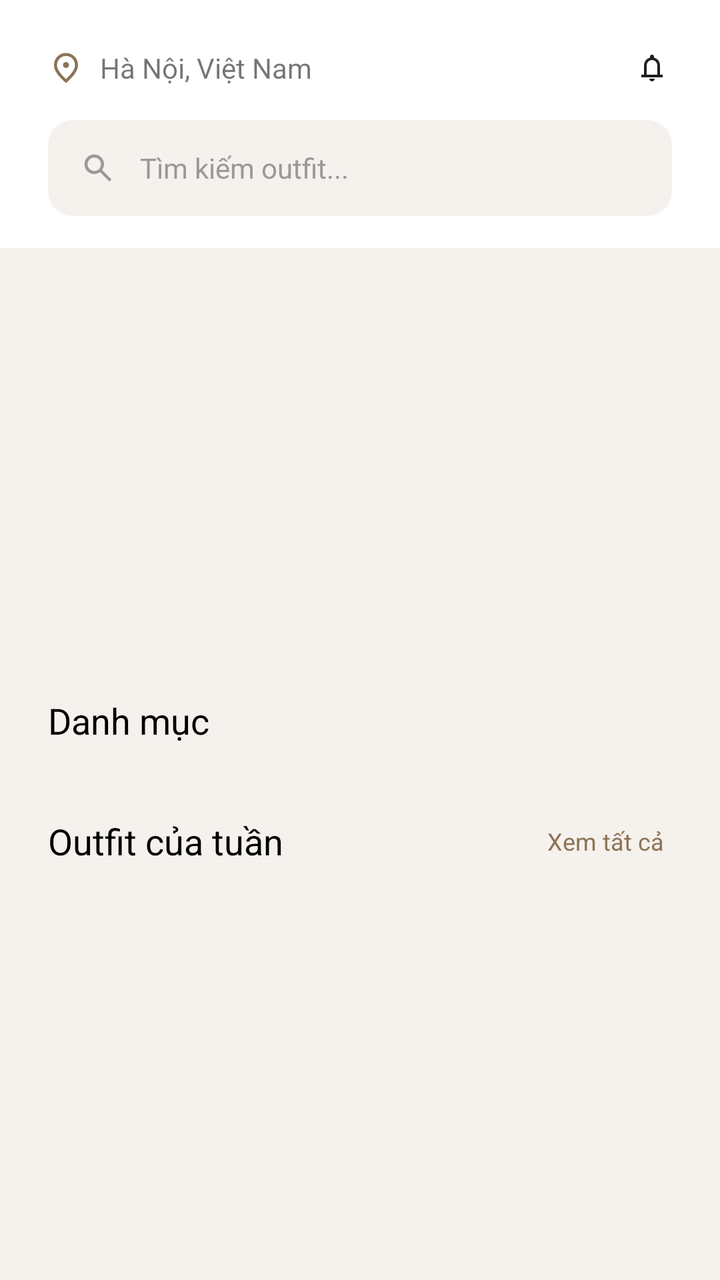
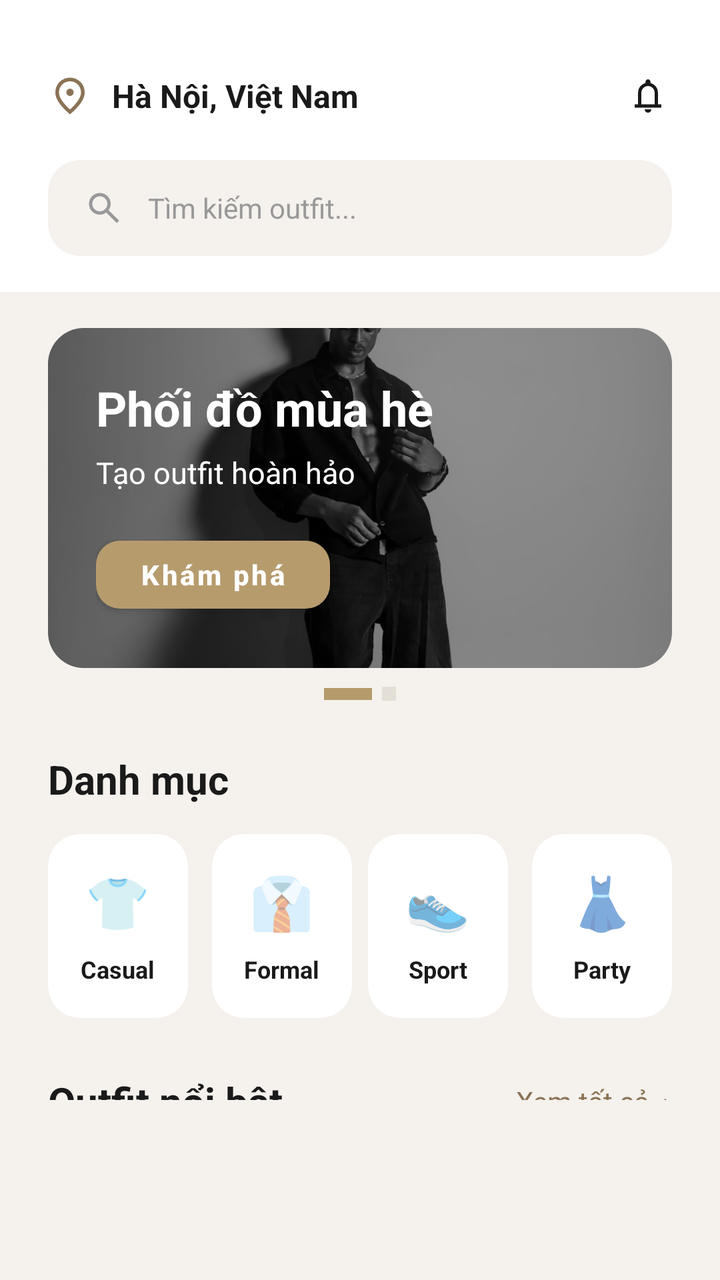

Screens rendered from an Android XML layout before and after an edit, with the pre-edit source and the edit as a unified diff.
<!-- AndroidManifest.xml: application theme Base.Theme.OutfitCoordination -->
<!-- res/layout/fragment_dashboard.xml -->
<?xml version="1.0" encoding="utf-8"?>
<androidx.coordinatorlayout.widget.CoordinatorLayout xmlns:android="http://schemas.android.com/apk/res/android"
    xmlns:app="http://schemas.android.com/apk/res-auto"
    android:id="@+id/dashboard"
    android:layout_width="match_parent"
    android:layout_height="match_parent"
    android:background="#F5F1ED">

    <androidx.core.widget.NestedScrollView
        android:layout_width="match_parent"
        android:layout_height="match_parent"
        android:paddingBottom="80dp">

        <LinearLayout
            android:layout_width="match_parent"
            android:layout_height="wrap_content"
            android:orientation="vertical">

            
            <LinearLayout
                android:layout_width="match_parent"
                android:layout_height="wrap_content"
                android:background="@android:color/white"
                android:orientation="vertical"
                android:paddingHorizontal="24dp"
                android:paddingTop="24dp"
                android:paddingBottom="16dp">

                
                <LinearLayout
                    android:layout_width="match_parent"
                    android:layout_height="wrap_content"
                    android:layout_marginBottom="16dp"
                    android:gravity="center_vertical"
                    android:orientation="horizontal">

                    <ImageView
                        android:layout_width="18dp"
                        android:layout_height="18dp"
                        android:src="@drawable/ic_location"
                        app:tint="#8B7355" />

                    <TextView
                        android:layout_width="0dp"
                        android:layout_height="wrap_content"
                        android:layout_marginStart="8dp"
                        android:layout_weight="1"
                        android:text="Hà Nội, Việt Nam"
                        android:textSize="14sp" />

                    <ImageView
                        android:layout_width="20dp"
                        android:layout_height="20dp"
                        android:padding="2dp"
                        android:src="@drawable/ic_bell" />
                </LinearLayout>

                
                <androidx.cardview.widget.CardView
                    android:layout_width="match_parent"
                    android:layout_height="48dp"
                    app:cardBackgroundColor="#F5F1ED"
                    app:cardCornerRadius="12dp"
                    app:cardElevation="0dp">

                    <LinearLayout
                        android:layout_width="match_parent"
                        android:layout_height="match_parent"
                        android:gravity="center_vertical"
                        android:orientation="horizontal"
                        android:paddingHorizontal="16dp">

                        <ImageView
                            android:layout_width="18dp"
                            android:layout_height="18dp"
                            android:src="@drawable/ic_search"
                            app:tint="#999999" />

                        <TextView
                            android:layout_width="0dp"
                            android:layout_height="wrap_content"
                            android:layout_marginStart="12dp"
                            android:layout_weight="1"
                            android:text="Tìm kiếm outfit..."
                            android:textColor="#999999"
                            android:textSize="14sp" />
                    </LinearLayout>
                </androidx.cardview.widget.CardView>
            </LinearLayout>

            
            <LinearLayout
                android:layout_width="match_parent"
                android:layout_height="wrap_content"
                android:orientation="vertical"
                android:paddingHorizontal="24dp"
                android:paddingVertical="16dp">

                <androidx.viewpager2.widget.ViewPager2
                    android:id="@+id/bannerViewPager"
                    android:layout_width="match_parent"
                    android:layout_height="160dp"
                    android:layout_marginBottom="8dp" />

                
                <LinearLayout
                    android:id="@+id/dotsIndicator"
                    android:layout_width="wrap_content"
                    android:layout_height="wrap_content"
                    android:layout_gravity="center_horizontal"
                    android:layout_marginBottom="24dp"
                    android:orientation="horizontal" />
            </LinearLayout>

            
            <LinearLayout
                android:layout_width="match_parent"
                android:layout_height="wrap_content"
                android:orientation="vertical"
                android:paddingHorizontal="24dp">

                <TextView
                    android:layout_width="wrap_content"
                    android:layout_height="wrap_content"
                    android:layout_marginBottom="12dp"
                    android:text="Danh mục"
                    android:textColor="@android:color/black"
                    android:textSize="18sp" />

                <androidx.recyclerview.widget.RecyclerView
                    android:id="@+id/rvCategories"
                    android:layout_width="match_parent"
                    android:layout_height="wrap_content"
                    android:layout_marginBottom="24dp" />
            </LinearLayout>

            
            <LinearLayout
                android:layout_width="match_parent"
                android:layout_height="wrap_content"
                android:orientation="vertical"
                android:paddingHorizontal="24dp">

                <LinearLayout
                    android:layout_width="match_parent"
                    android:layout_height="wrap_content"
                    android:layout_marginBottom="16dp"
                    android:gravity="center_vertical"
                    android:orientation="horizontal">

                    <TextView
                        android:layout_width="0dp"
                        android:layout_height="wrap_content"
                        android:layout_weight="1"
                        android:text="Outfit của tuần"
                        android:textColor="@android:color/black"
                        android:textSize="18sp" />

                    <TextView
                        android:id="@+id/tvSeeAll"
                        android:layout_width="wrap_content"
                        android:layout_height="wrap_content"
                        android:padding="4dp"
                        android:text="Xem tất cả"
                        android:textColor="#8B7355"
                        android:textSize="12sp" />
                </LinearLayout>

                <androidx.recyclerview.widget.RecyclerView
                    android:id="@+id/rvOutfits"
                    android:layout_width="match_parent"
                    android:layout_height="wrap_content" />
            </LinearLayout>

        </LinearLayout>
    </androidx.core.widget.NestedScrollView>

    

</androidx.coordinatorlayout.widget.CoordinatorLayout>
<!-- resources referenced by this layout -->
<resources>
  <!-- drawable ic_bell (drawable) -->
  <vector xmlns:android="http://schemas.android.com/apk/res/android"
      android:width="24dp"
      android:height="24dp"
      android:viewportWidth="960"
      android:viewportHeight="960">
    <path
        android:pathData="M160,760v-80h80v-280q0,-83 50,-147.5T420,168v-28q0,-25 17.5,-42.5T480,80q25,0 42.5,17.5T540,140v28q80,20 130,84.5T720,400v280h80v80L160,760ZM480,460ZM480,880q-33,0 -56.5,-23.5T400,800h160q0,33 -23.5,56.5T480,880ZM320,680h320v-280q0,-66 -47,-113t-113,-47q-66,0 -113,47t-47,113v280Z"
        android:fillColor="#1f1f1f"/>
  </vector>
  <!-- drawable ic_location (drawable) -->
  <vector xmlns:android="http://schemas.android.com/apk/res/android"
      android:width="24dp"
      android:height="24dp"
      android:viewportWidth="960"
      android:viewportHeight="960">
    <path
        android:pathData="M536.5,456.5Q560,433 560,400t-23.5,-56.5Q513,320 480,320t-56.5,23.5Q400,367 400,400t23.5,56.5Q447,480 480,480t56.5,-23.5ZM480,774q122,-112 181,-203.5T720,408q0,-109 -69.5,-178.5T480,160q-101,0 -170.5,69.5T240,408q0,71 59,162.5T480,774ZM480,880Q319,743 239.5,625.5T160,408q0,-150 96.5,-239T480,80q127,0 223.5,89T800,408q0,100 -79.5,217.5T480,880ZM480,400Z"
        android:fillColor="#1f1f1f"/>
  </vector>
  <!-- drawable ic_search (drawable) -->
  <vector xmlns:android="http://schemas.android.com/apk/res/android"
      android:width="24dp"
      android:height="24dp"
      android:viewportWidth="960"
      android:viewportHeight="960">
    <path
        android:pathData="M784,840 L532,588q-30,24 -69,38t-83,14q-109,0 -184.5,-75.5T120,380q0,-109 75.5,-184.5T380,120q109,0 184.5,75.5T640,380q0,44 -14,83t-38,69l252,252 -56,56ZM380,560q75,0 127.5,-52.5T560,380q0,-75 -52.5,-127.5T380,200q-75,0 -127.5,52.5T200,380q0,75 52.5,127.5T380,560Z"
        android:fillColor="#1f1f1f"/>
  </vector>
  <style name="Base.Theme.OutfitCoordination" parent="Theme.MaterialComponents.Light.NoActionBar">
          <item name="colorPrimary">@color/primary_brown</item>
          <item name="colorPrimaryVariant">@color/primary_brown_dark</item>
          <item name="colorOnPrimary">@color/white</item>
          <item name="colorSecondary">@color/primary_brown</item>
          <item name="android:statusBarColor">@color/white</item>
          <item name="android:windowLightStatusBar">true</item>
      </style>
  <color name="primary_brown">#8B7355</color>
  <color name="primary_brown_dark">#6D5A44</color>
  <color name="white">#FFFFFF</color>
</resources>

<!-- the commit's change to res/layout/fragment_dashboard.xml (unified diff, before → after) -->
@@ -1,6 +1,8 @@
 <?xml version="1.0" encoding="utf-8"?>
-<androidx.coordinatorlayout.widget.CoordinatorLayout xmlns:android="http://schemas.android.com/apk/res/android"
+<androidx.coordinatorlayout.widget.CoordinatorLayout
+    xmlns:android="http://schemas.android.com/apk/res/android"
     xmlns:app="http://schemas.android.com/apk/res-auto"
+    xmlns:tools="http://schemas.android.com/tools"
     android:id="@+id/dashboard"
     android:layout_width="match_parent"
     android:layout_height="match_parent"
@@ -9,58 +11,61 @@
     <androidx.core.widget.NestedScrollView
         android:layout_width="match_parent"
         android:layout_height="match_parent"
-        android:paddingBottom="80dp">
+        android:fillViewport="true"
+        android:paddingBottom="90dp">
 
         <LinearLayout
             android:layout_width="match_parent"
             android:layout_height="wrap_content"
-            android:orientation="vertical">
-
-            
+            android:orientation="vertical"
+            android:paddingBottom="24dp">
+
             <LinearLayout
                 android:layout_width="match_parent"
                 android:layout_height="wrap_content"
-                android:background="@android:color/white"
+                android:background="#FFFFFF"
                 android:orientation="vertical"
-                android:paddingHorizontal="24dp"
-                android:paddingTop="24dp"
-                android:paddingBottom="16dp">
-
-                
+                android:paddingStart="24dp"
+                android:paddingTop="28dp"
+                android:paddingEnd="24dp"
+                android:paddingBottom="18dp">
+
                 <LinearLayout
                     android:layout_width="match_parent"
-                    android:layout_height="wrap_content"
-                    android:layout_marginBottom="16dp"
+                    android:layout_height="40dp"
                     android:gravity="center_vertical"
                     android:orientation="horizontal">
 
                     <ImageView
-                        android:layout_width="18dp"
-                        android:layout_height="18dp"
+                        android:layout_width="22dp"
+                        android:layout_height="22dp"
                         android:src="@drawable/ic_location"
                         app:tint="#8B7355" />
 
                     <TextView
                         android:layout_width="0dp"
                         android:layout_height="wrap_content"
-                        android:layout_marginStart="8dp"
+                        android:layout_marginStart="10dp"
                         android:layout_weight="1"
                         android:text="Hà Nội, Việt Nam"
-                        android:textSize="14sp" />
+                        android:textColor="#1A1A1A"
+                        android:textSize="16sp"
+                        android:textStyle="bold" />
 
                     <ImageView
-                        android:layout_width="20dp"
-                        android:layout_height="20dp"
+                        android:layout_width="24dp"
+                        android:layout_height="24dp"
                         android:padding="2dp"
-                        android:src="@drawable/ic_bell" />
+                        android:src="@drawable/ic_bell"
+                        app:tint="#1A1A1A" />
                 </LinearLayout>
 
-                
                 <androidx.cardview.widget.CardView
                     android:layout_width="match_parent"
                     android:layout_height="48dp"
+                    android:layout_marginTop="12dp"
                     app:cardBackgroundColor="#F5F1ED"
-                    app:cardCornerRadius="12dp"
+                    app:cardCornerRadius="16dp"
                     app:cardElevation="0dp">
 
                     <LinearLayout
@@ -68,11 +73,12 @@
                         android:layout_height="match_parent"
                         android:gravity="center_vertical"
                         android:orientation="horizontal"
-                        android:paddingHorizontal="16dp">
+                        android:paddingStart="18dp"
+                        android:paddingEnd="18dp">
 
                         <ImageView
-                            android:layout_width="18dp"
-                            android:layout_height="18dp"
+                            android:layout_width="20dp"
+                            android:layout_height="20dp"
                             android:src="@drawable/ic_search"
                             app:tint="#999999" />
 
@@ -88,93 +94,282 @@
                 </androidx.cardview.widget.CardView>
             </LinearLayout>
 
-            
+            <androidx.cardview.widget.CardView
+                android:layout_width="match_parent"
+                android:layout_height="170dp"
+                android:layout_marginStart="24dp"
+                android:layout_marginTop="18dp"
+                android:layout_marginEnd="24dp"
+                app:cardCornerRadius="18dp"
+                app:cardElevation="0dp">
+
+                <FrameLayout
+                    android:layout_width="match_parent"
+                    android:layout_height="match_parent">
+
+                    <ImageView
+                        android:id="@+id/imgBanner"
+                        android:layout_width="match_parent"
+                        android:layout_height="match_parent"
+                        android:scaleType="centerCrop"
+                        android:src="@drawable/fashion_banner" />
+
+                    <View
+                        android:layout_width="match_parent"
+                        android:layout_height="match_parent"
+                        android:background="#66000000" />
+
+                    <LinearLayout
+                        android:layout_width="match_parent"
+                        android:layout_height="match_parent"
+                        android:gravity="center_vertical"
+                        android:orientation="vertical"
+                        android:paddingStart="24dp"
+                        android:paddingEnd="24dp">
+
+                        <TextView
+                            android:layout_width="wrap_content"
+                            android:layout_height="wrap_content"
+                            android:text="Phối đồ mùa hè"
+                            android:textColor="#FFFFFF"
+                            android:textSize="24sp"
+                            android:textStyle="bold" />
+
+                        <TextView
+                            android:layout_width="wrap_content"
+                            android:layout_height="wrap_content"
+                            android:layout_marginTop="6dp"
+                            android:text="Tạo outfit hoàn hảo"
+                            android:textColor="#FFFFFF"
+                            android:textSize="15sp" />
+
+                        <com.google.android.material.button.MaterialButton
+                            android:id="@+id/btnExplore"
+                            android:layout_width="wrap_content"
+                            android:layout_height="46dp"
+                            android:layout_marginTop="18dp"
+                            android:minWidth="0dp"
+                            android:paddingStart="22dp"
+                            android:paddingEnd="22dp"
+                            android:text="Khám phá"
+                            android:textAllCaps="false"
+                            android:textColor="#FFFFFF"
+                            android:textSize="14sp"
+                            android:textStyle="bold"
+                            app:backgroundTint="#B69B6D"
+                            app:cornerRadius="12dp" />
+                    </LinearLayout>
+                </FrameLayout>
+            </androidx.cardview.widget.CardView>
+
             <LinearLayout
-                android:layout_width="match_parent"
-                android:layout_height="wrap_content"
-                android:orientation="vertical"
-                android:paddingHorizontal="24dp"
-                android:paddingVertical="16dp">
-
-                <androidx.viewpager2.widget.ViewPager2
-                    android:id="@+id/bannerViewPager"
-                    android:layout_width="match_parent"
-                    android:layout_height="160dp"
-                    android:layout_marginBottom="8dp" />
-
-                
-                <LinearLayout
-                    android:id="@+id/dotsIndicator"
+                android:id="@+id/dotsIndicator"
+                android:layout_width="wrap_content"
+                android:layout_height="10dp"
+                android:layout_gravity="center_horizontal"
+                android:layout_marginTop="8dp"
+                android:gravity="center"
+                android:orientation="horizontal">
+
+                <View
+                    android:layout_width="24dp"
+                    android:layout_height="6dp"
+                    android:layout_marginEnd="5dp"
+                    android:background="#B69B6D" />
+
+                <View
+                    android:layout_width="7dp"
+                    android:layout_height="7dp"
+                    android:background="#E3DED6" />
+            </LinearLayout>
+
+            <TextView
+                android:layout_width="match_parent"
+                android:layout_height="wrap_content"
+                android:layout_marginStart="24dp"
+                android:layout_marginTop="24dp"
+                android:layout_marginEnd="24dp"
+                android:text="Danh mục"
+                android:textColor="#1A1A1A"
+                android:textSize="20sp"
+                android:textStyle="bold" />
+
+            <GridLayout
+                android:layout_width="match_parent"
+                android:layout_height="wrap_content"
+                android:layout_marginStart="24dp"
+                android:layout_marginTop="14dp"
+                android:layout_marginEnd="24dp"
+                android:columnCount="4"
+                android:rowCount="1">
+
+                <androidx.cardview.widget.CardView
+                    android:layout_width="0dp"
+                    android:layout_height="92dp"
+                    android:layout_columnWeight="1"
+                    android:layout_marginEnd="8dp"
+                    app:cardBackgroundColor="#FFFFFF"
+                    app:cardCornerRadius="16dp"
+                    app:cardElevation="0dp">
+
+                    <LinearLayout
+                        android:layout_width="match_parent"
+                        android:layout_height="match_parent"
+                        android:gravity="center"
+                        android:orientation="vertical">
+
+                        <TextView
+                            android:layout_width="wrap_content"
+                            android:layout_height="wrap_content"
+                            android:text="👕"
+                            android:textSize="26sp" />
+
+                        <TextView
+                            android:layout_width="wrap_content"
+                            android:layout_height="wrap_content"
+                            android:layout_marginTop="8dp"
+                            android:text="Casual"
+                            android:textColor="#1A1A1A"
+                            android:textSize="12sp"
+                            android:textStyle="bold" />
+                    </LinearLayout>
+                </androidx.cardview.widget.CardView>
+
+                <androidx.cardview.widget.CardView
+                    android:layout_width="0dp"
+                    android:layout_height="92dp"
+                    android:layout_columnWeight="1"
+                    android:layout_marginStart="4dp"
+                    android:layout_marginEnd="4dp"
+                    app:cardBackgroundColor="#FFFFFF"
+                    app:cardCornerRadius="16dp"
+                    app:cardElevation="0dp">
+
+                    <LinearLayout
+                        android:layout_width="match_parent"
+                        android:layout_height="match_parent"
+                        android:gravity="center"
+                        android:orientation="vertical">
+
+                        <TextView
+                            android:layout_width="wrap_content"
+                            android:layout_height="wrap_content"
+                            android:text="👔"
+                            android:textSize="26sp" />
+
+                        <TextView
+                            android:layout_width="wrap_content"
+                            android:layout_height="wrap_content"
+                            android:layout_marginTop="8dp"
+                            android:text="Formal"
+                            android:textColor="#1A1A1A"
+                            android:textSize="12sp"
+                            android:textStyle="bold" />
+                    </LinearLayout>
+                </androidx.cardview.widget.CardView>
+
+                <androidx.cardview.widget.CardView
+                    android:layout_width="0dp"
+                    android:layout_height="92dp"
+                    android:layout_columnWeight="1"
+                    android:layout_marginStart="4dp"
+                    android:layout_marginEnd="4dp"
+                    app:cardBackgroundColor="#FFFFFF"
+                    app:cardCornerRadius="16dp"
+                    app:cardElevation="0dp">
+
+                    <LinearLayout
+                        android:layout_width="match_parent"
+                        android:layout_height="match_parent"
+                        android:gravity="center"
+                        android:orientation="vertical">
+
+                        <TextView
+                            android:layout_width="wrap_content"
+                            android:layout_height="wrap_content"
+                            android:text="👟"
+                            android:textSize="26sp" />
+
+                        <TextView
+                            android:layout_width="wrap_content"
+                            android:layout_height="wrap_content"
+                            android:layout_marginTop="8dp"
+                            android:text="Sport"
+                            android:textColor="#1A1A1A"
+                            android:textSize="12sp"
+                            android:textStyle="bold" />
+                    </LinearLayout>
+                </androidx.cardview.widget.CardView>
+
+                <androidx.cardview.widget.CardView
+                    android:layout_width="0dp"
+                    android:layout_height="92dp"
+                    android:layout_columnWeight="1"
+                    android:layout_marginStart="8dp"
+                    app:cardBackgroundColor="#FFFFFF"
+                    app:cardCornerRadius="16dp"
+                    app:cardElevation="0dp">
+
+                    <LinearLayout
+                        android:layout_width="match_parent"
+                        android:layout_height="match_parent"
+                        android:gravity="center"
+                        android:orientation="vertical">
+
+                        <TextView
+                            android:layout_width="wrap_content"
+                            android:layout_height="wrap_content"
+                            android:text="👗"
+                            android:textSize="26sp" />
+
+                        <TextView
+                            android:layout_width="wrap_content"
+                            android:layout_height="wrap_content"
+                            android:layout_marginTop="8dp"
+                            android:text="Party"
+                            android:textColor="#1A1A1A"
+                            android:textSize="12sp"
+                            android:textStyle="bold" />
+                    </LinearLayout>
+                </androidx.cardview.widget.CardView>
+            </GridLayout>
+
+            <LinearLayout
+                android:layout_width="match_parent"
+                android:layout_height="wrap_content"
+                android:layout_marginStart="24dp"
+                android:layout_marginTop="28dp"
+                android:layout_marginEnd="24dp"
+                android:gravity="center_vertical"
+                android:orientation="horizontal">
+
+                <TextView
+                    android:layout_width="0dp"
+                    android:layout_height="wrap_content"
+                    android:layout_weight="1"
+                    android:text="Outfit nổi bật"
+                    android:textColor="#1A1A1A"
+                    android:textSize="20sp"
+                    android:textStyle="bold" />
+
+                <TextView
+                    android:id="@+id/tvSeeAll"
                     android:layout_width="wrap_content"
                     android:layout_height="wrap_content"
-                    android:layout_gravity="center_horizontal"
-                    android:layout_marginBottom="24dp"
-                    android:orientation="horizontal" />
+                    android:text="Xem tất cả  ›"
+                    android:textColor="#8B7355"
+                    android:textSize="14sp" />
             </LinearLayout>
 
-            
-            <LinearLayout
-                android:layout_width="match_parent"
-                android:layout_height="wrap_content"
-                android:orientation="vertical"
-                android:paddingHorizontal="24dp">
-
-                <TextView
-                    android:layout_width="wrap_content"
-                    android:layout_height="wrap_content"
-                    android:layout_marginBottom="12dp"
-                    android:text="Danh mục"
-                    android:textColor="@android:color/black"
-                    android:textSize="18sp" />
-
-                <androidx.recyclerview.widget.RecyclerView
-                    android:id="@+id/rvCategories"
-                    android:layout_width="match_parent"
-                    android:layout_height="wrap_content"
-                    android:layout_marginBottom="24dp" />
-            </LinearLayout>
-
-            
-            <LinearLayout
-                android:layout_width="match_parent"
-                android:layout_height="wrap_content"
-                android:orientation="vertical"
-                android:paddingHorizontal="24dp">
-
-                <LinearLayout
-                    android:layout_width="match_parent"
-                    android:layout_height="wrap_content"
-                    android:layout_marginBottom="16dp"
-                    android:gravity="center_vertical"
-                    android:orientation="horizontal">
-
-                    <TextView
-                        android:layout_width="0dp"
-                        android:layout_height="wrap_content"
-                        android:layout_weight="1"
-                        android:text="Outfit của tuần"
-                        android:textColor="@android:color/black"
-                        android:textSize="18sp" />
-
-                    <TextView
-                        android:id="@+id/tvSeeAll"
-                        android:layout_width="wrap_content"
-                        android:layout_height="wrap_content"
-                        android:padding="4dp"
-                        android:text="Xem tất cả"
-                        android:textColor="#8B7355"
-                        android:textSize="12sp" />
-                </LinearLayout>
-
-                <androidx.recyclerview.widget.RecyclerView
-                    android:id="@+id/rvOutfits"
-                    android:layout_width="match_parent"
-                    android:layout_height="wrap_content" />
-            </LinearLayout>
-
+            <androidx.recyclerview.widget.RecyclerView
+                android:id="@+id/rvOutfits"
+                android:layout_width="match_parent"
+                android:layout_height="wrap_content"
+                android:nestedScrollingEnabled="false"
+                android:clipToPadding="false"
+                android:paddingBottom="16dp"
+                app:layoutManager="androidx.recyclerview.widget.GridLayoutManager"
+                app:spanCount="2" />
         </LinearLayout>
     </androidx.core.widget.NestedScrollView>
-
-    
-
 </androidx.coordinatorlayout.widget.CoordinatorLayout>
<!-- resource entries referenced after the edit -->
@@ -1,5 +1,6 @@
 <!-- resources referenced by this layout -->
 <resources>
+  <!-- drawable fashion_banner: webp bitmap (drawable, 58858 bytes) -->
   <!-- drawable ic_bell (drawable) -->
   <vector xmlns:android="http://schemas.android.com/apk/res/android"
       android:width="24dp"
